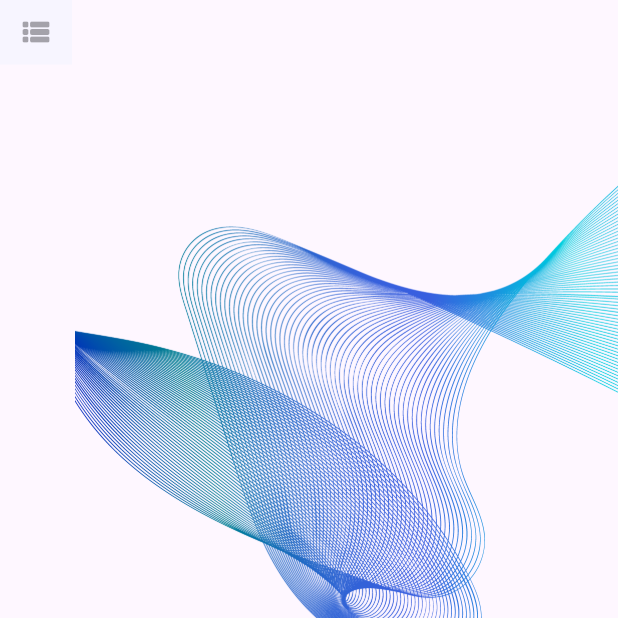
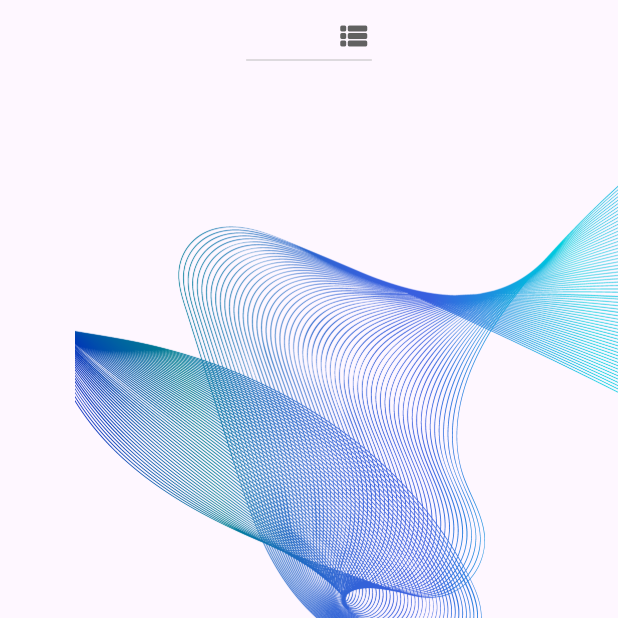
Before and after one commit to brayanc777/Mayoristas_GCO, a Flutter app: the screen it shows after launch, on a phone screen of 412 x 824 dp, the top half of it. Run offline on Flutter 3.47's test engine with Material 3 defaults, Android fonts, the phone set to English and light mode, and no system bars; our stand-ins replace go_router.

Commit message:
quinto commit, ap

```diff
--- a/lib/screens/home.dart
+++ b/lib/screens/home.dart
@@ -9,6 +9,15 @@ class Home extends StatefulWidget {
 }
 
 class _HomeState extends State<Home> {
+
+String dropdownvalue = 'option 1';
+final options = [
+  'option 1',
+  'option 2',
+  'option 3',
+];
+
+
   @override
   Widget build(BuildContext context) {
     return Scaffold(
@@ -30,17 +39,33 @@ class _HomeState extends State<Home> {
             child: Column(
               mainAxisAlignment: MainAxisAlignment.spaceBetween,
               children: [
-                Align(
-                  alignment: Alignment.topLeft,
-                  child: Container(
-                    width: 48,
-                    height: 43,
-                    color: const Color.fromRGBO(247, 245, 255, 1),
-                    child: const IconButton(
-                      color: Colors.black,
-                        onPressed: null, icon: Icon(Icons.view_list_rounded)),
-                  ),
-                ),
+                // Align(
+                //   alignment: Alignment.topLeft,
+                //   child: Container(
+                //     width: 48,
+                //     height: 43,
+                //     color: const Color.fromRGBO(247, 245, 255, 1),
+                //     child: const IconButton(
+                //       color: Colors.black,
+                //         onPressed: null, icon: Icon(Icons.view_list_rounded)),
+                //   ),
+                // ),
+
+                DropdownButton(
+                  icon: const Icon(Icons.view_list_rounded),
+                  items: options.map((String options) {
+                    return DropdownMenuItem(
+                      value: options,
+                      child: Text(options)
+                    );
+                  }).toList(),
+                  onChanged:
+                  (String? newValue) {
+                    setState(() {
+                      dropdownvalue = newValue!;
+                    });
+                  }),
+
                 Container(
                   height: 66,
                   color: const Color.fromRGBO(247, 245, 255, 1),
```
Also changed, not shown: lib/pages/widgets/reception_detail.dart (+8 -12 lines), lib/pages/widgets/sid_input.dart (+17 -6 lines), lib/screens/login.dart (+12 -18 lines), pubspec.yaml (+2 -7 lines), pubspec.lock.
